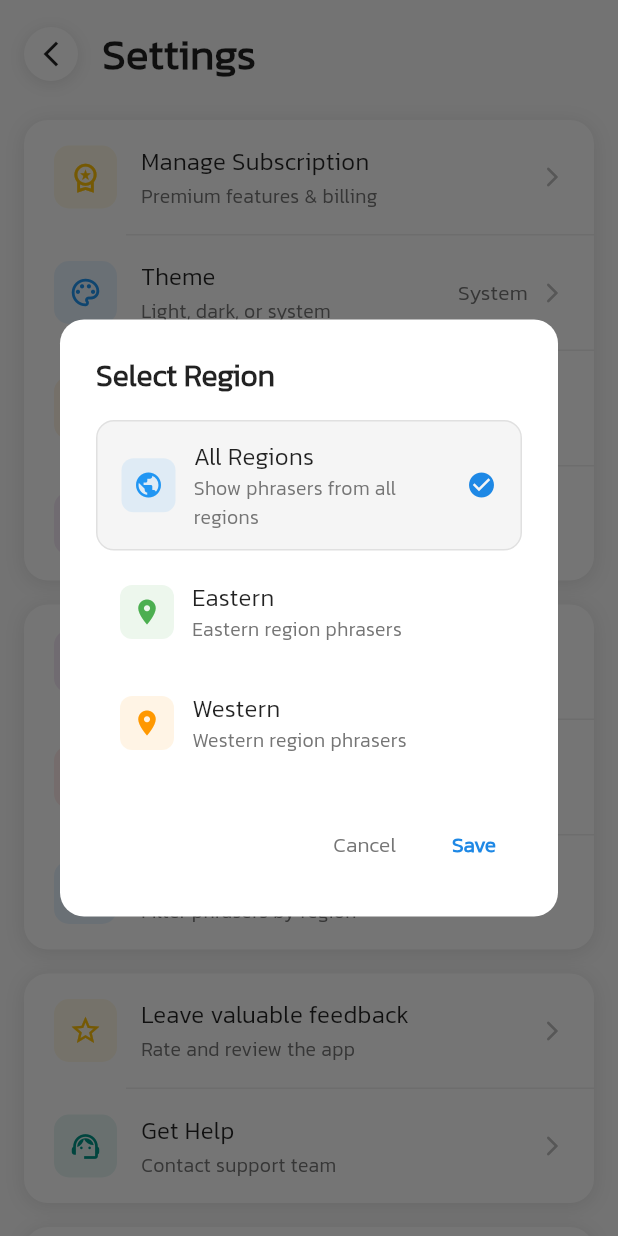
After one commit to dantechu/phraser, a Flutter app: the SettingsScreen screen opened by its route, after a tap on "Region", on a phone screen of 412 x 824 dp. The commit adds this screen. Run offline on Flutter 3.47's test engine with Material 3 defaults, Android fonts, the phone set to English and light mode, and no system bars; our stand-ins replace cached_network_image, carousel_slider, cloud_firestore, device_info_plus, dio, firebase_analytics and 25 more; missing offline and left inert: colorful_safe_area, flutter_email_sender, in_app_purchase_android, in_app_purchase_storekit, modal_progress_hud_alt, rate_my_app and 1 more; accounts and stored records are empty; generated files the repository leaves out were written again; network calls fail.

Commit message:
Regions added in the settings

```diff
--- a/phraser/lib/screens/settings/settings_screen.dart
+++ b/phraser/lib/screens/settings/settings_screen.dart
@@ -8,6 +8,8 @@ import 'package:phraser/consts/const_strings.dart';
 import 'package:phraser/helper/navigation_helper.dart';
 import 'package:phraser/screens/favorites_screen/favorites_screen.dart';
 import 'package:phraser/screens/in_app_purchase/preimum_app_screen.dart';
+import 'package:phraser/widgets/region_selection_dialog.dart';
+import 'package:phraser/util/preferences_util.dart';
 import 'package:phraser/screens/notification_settings/free_notifications_settings.dart';
 import 'package:phraser/screens/notification_settings/notification_settings.dart';
 import 'package:phraser/screens/theme/AppThemeScreen.dart';
@@ -33,6 +35,7 @@ class _SettingsScreenState extends State<SettingsScreen> {
   String title = '';
   String timeZone = '';
   String themeTitle = '';
+  String regionTitle = '';
   int selectedIndex = 0;
   late RateMyApp rateMyApp;
 
@@ -65,6 +68,10 @@ class _SettingsScreenState extends State<SettingsScreen> {
 
     // Load current theme from ThemeController
     final currentTheme = ThemeController().themeMode;
+
+    // Load current region
+    final currentRegion = PreferencesUtil.getSelectedRegion();
+
     setState(() {
       switch (currentTheme) {
         case ThemeMode.light:
@@ -76,6 +83,13 @@ class _SettingsScreenState extends State<SettingsScreen> {
         case ThemeMode.system:
           themeTitle = 'System';
           break;
+      }
+
+      // Set region title
+      if (currentRegion == null || currentRegion.isEmpty) {
+        regionTitle = 'All Regions';
+      } else {
+        regionTitle = currentRegion;
       }
     });
   }
@@ -211,6 +225,21 @@ class _SettingsScreenState extends State<SettingsScreen> {
                     title: 'Favorites',
                     subtitle: 'Your saved phrasers',
                     onTap: () => NavigationHelper.pushRoute(context, const FavoritesScreen()),
+                  ),
+                  _buildSettingTile(
+                    context,
+                    icon: Icons.public,
+                    iconColor: Colors.blue,
+                    title: 'Region',
+                    subtitle: 'Filter phrasers by region',
+                    trailing: Text(
+                      regionTitle,
+                      style: TextStyle(
+                        color: isDark ? Colors.grey[400] : Colors.grey[600],
+                        fontSize: 14,
+                      ),
+                    ),
+                    onTap: () => _showRegionDialog(context),
                     isLast: true,
                   ),
                 ],
@@ -335,6 +364,28 @@ class _SettingsScreenState extends State<SettingsScreen> {
 
   void _navigateToThemes() {
     Get.toNamed(RouteHelper.phraserThemeListScreen);
+  }
+
+  void _showRegionDialog(BuildContext context) {
+    final currentRegion = PreferencesUtil.getSelectedRegion();
+
+    showDialog(
+      context: context,
+      builder: (BuildContext context) {
+        return RegionSelectionDialog(
+          currentRegion: currentRegion,
+          onRegionSelected: (selectedRegion) {
+            setState(() {
+              if (selectedRegion == null || selectedRegion.isEmpty) {
+                regionTitle = 'All Regions';
+              } else {
+                regionTitle = selectedRegion;
+              }
+            });
+          },
+        );
+      },
+    );
   }
 
   void _showThemeDialog(BuildContext context) {
--- a/phraser/lib/services/view_model/categories_list_view_model.dart
+++ b/phraser/lib/services/view_model/categories_list_view_model.dart
@@ -69,7 +69,16 @@ class CategoriesListViewModel extends GetxController {
 
   void getCategories() async{
     try{
-      var response = await Dio().get(ConstantURls.kGetCategories);
+      // Get the selected region from preferences
+      String? selectedRegion = Preferences.instance.selectedRegion;
+      String regionParam = '';
+
+      // If region is selected and not empty, add it to the URL
+      if (selectedRegion != null && selectedRegion.isNotEmpty) {
+        regionParam = '&region=$selectedRegion';
+      }
+
+      var response = await Dio().get(ConstantURls.kGetCategories + regionParam);
       if (response.statusCode == 200) {
         CategoriesListModel categoriesListModel = CategoriesListModel.fromJson(response.data);
         testPrint('categories length: ${categoriesListModel.categories.length}');
@@ -88,7 +97,16 @@ class CategoriesListViewModel extends GetxController {
   }
   void getSectionsList() async{
     try{
-      var response = await Dio().get(ConstantURls.kGetSections);
+      // Get the selected region from preferences
+      String? selectedRegion = Preferences.instance.selectedRegion;
+      String regionParam = '';
+
+      // If region is selected and not empty, add it to the URL
+      if (selectedRegion != null && selectedRegion.isNotEmpty) {
+        regionParam = '&region=$selectedRegion';
+      }
+
+      var response = await Dio().get(ConstantURls.kGetSections + regionParam);
       if (response.statusCode == 200) {
         SectionList sectionList = SectionList.fromJson(response.data);
         testPrint('Sections length: ${sectionList.categorySections.length}');
@@ -105,7 +123,16 @@ class CategoriesListViewModel extends GetxController {
 
   void getPhrasersByCategory(String id) async{
     try{
-      var response = await Dio().get(ConstantURls.kGetPhrasersByCategory+'$id&region=Eastern');
+      // Get the selected region from preferences
+      String? selectedRegion = Preferences.instance.selectedRegion;
+      String regionParam = '';
+
+      // If region is selected and not empty, add it to the URL
+      if (selectedRegion != null && selectedRegion.isNotEmpty) {
+        regionParam = '&region=$selectedRegion';
+      }
+
+      var response = await Dio().get(ConstantURls.kGetPhrasersByCategory+'$id$regionParam');
       if (response.statusCode == 200) {
         print('single category list quotes: ${response.statusCode}');
         PhrasersListModel listModel = PhrasersListModel.fromJson(response.data);
--- /dev/null
+++ b/phraser/lib/util/preferences_util.dart
@@ -0,0 +1,60 @@
+import 'package:phraser/util/preferences.dart';
+
+class PreferencesUtil {
+
+  static Future<void> setSelectedRegion(String? region) async {
+    Preferences.instance.selectedRegion = region;
+  }
+
+  static String? getSelectedRegion() {
+    return Preferences.instance.selectedRegion;
+  }
+
+  static Future<void> setIsPremiumApp(bool value) async {
+    Preferences.instance.isPremiumApp = value;
+  }
+
+  static bool getIsPremiumApp() {
+    return Preferences.instance.isPremiumApp;
+  }
+
+  static Future<void> setCurrentMood(String? mood) async {
+    Preferences.instance.currentMood = mood;
+  }
+
+  static String? getCurrentMood() {
+    return Preferences.instance.currentMood;
+  }
+
+  static Future<void> setCurrentMoodIntensity(String? intensity) async {
+    Preferences.instance.currentMoodIntensity = intensity;
+  }
+
+  static String? getCurrentMoodIntensity() {
+    return Preferences.instance.currentMoodIntensity;
+  }
+
+  static Future<void> setMoodFilterEnabled(bool enabled) async {
+    Preferences.instance.isMoodFilterEnabled = enabled;
+  }
+
+  static bool getMoodFilterEnabled() {
+    return Preferences.instance.isMoodFilterEnabled;
+  }
+
+  static Future<void> setCurrentPhraserPosition(int position) async {
+    Preferences.instance.currentPhraserPosition = position;
+  }
+
+  static int getCurrentPhraserPosition() {
+    return Preferences.instance.currentPhraserPosition;
+  }
+
+  static Future<void> setTextThemePosition(int position) async {
+    Preferences.instance.textThemePosition = position;
+  }
+
+  static int getTextThemePosition() {
+    return Preferences.instance.textThemePosition;
+  }
+}
--- /dev/null
+++ b/phraser/lib/widgets/region_selection_dialog.dart
@@ -0,0 +1,191 @@
+import 'package:flutter/material.dart';
+import 'package:phraser/util/preferences_util.dart';
+
+class RegionSelectionDialog extends StatefulWidget {
+  final String? currentRegion;
+  final Function(String?) onRegionSelected;
+
+  const RegionSelectionDialog({
+    Key? key,
+    this.currentRegion,
+    required this.onRegionSelected,
+  }) : super(key: key);
+
+  @override
+  _RegionSelectionDialogState createState() => _RegionSelectionDialogState();
+}
+
+class _RegionSelectionDialogState extends State<RegionSelectionDialog> {
+  String? selectedRegion;
+
+  @override
+  void initState() {
+    super.initState();
+    selectedRegion = widget.currentRegion;
+  }
+
+  @override
+  Widget build(BuildContext context) {
+    final isDark = Theme.of(context).brightness == Brightness.dark;
+
+    return AlertDialog(
+      backgroundColor: isDark ? Colors.grey[850] : Colors.white,
+      shape: RoundedRectangleBorder(
+        borderRadius: BorderRadius.circular(16),
+      ),
+      title: Text(
+        'Select Region',
+        style: TextStyle(
+          color: isDark ? Colors.white : Colors.black87,
+          fontSize: 20,
+          fontWeight: FontWeight.w600,
+        ),
+      ),
+      content: Column(
+        mainAxisSize: MainAxisSize.min,
+        children: [
+          _buildRegionOption(
+            context,
+            'All Regions',
+            'Show phrasers from all regions',
+            Icons.public,
+            Colors.blue,
+            selectedRegion == null || selectedRegion == '',
+            () => _selectRegion(''),
+          ),
+          const SizedBox(height: 8),
+          _buildRegionOption(
+            context,
+            'Eastern',
+            'Eastern region phrasers',
+            Icons.location_on,
+            Colors.green,
+            selectedRegion == 'Eastern',
+            () => _selectRegion('Eastern'),
+          ),
+          const SizedBox(height: 8),
+          _buildRegionOption(
+            context,
+            'Western',
+            'Western region phrasers',
+            Icons.location_on,
+            Colors.orange,
+            selectedRegion == 'Western',
+            () => _selectRegion('Western'),
+          ),
+        ],
+      ),
+      actions: [
+        TextButton(
+          onPressed: () => Navigator.of(context).pop(),
+          child: Text(
+            'Cancel',
+            style: TextStyle(
+              color: isDark ? Colors.grey[400] : Colors.grey[600],
+            ),
+          ),
+        ),
+        TextButton(
+          onPressed: () async {
+            await PreferencesUtil.setSelectedRegion(selectedRegion ?? '');
+            widget.onRegionSelected(selectedRegion);
+            Navigator.of(context).pop();
+          },
+          child: Text(
+            'Save',
+            style: TextStyle(
+              color: isDark ? Colors.blue[400] : Colors.blue[600],
+              fontWeight: FontWeight.w600,
+            ),
+          ),
+        ),
+      ],
+    );
+  }
+
+  void _selectRegion(String region) {
+    setState(() {
+      selectedRegion = region.isEmpty ? '' : region;
+    });
+  }
+
+  Widget _buildRegionOption(
+    BuildContext context,
+    String title,
+    String subtitle,
+    IconData icon,
+    Color iconColor,
+    bool isSelected,
+    VoidCallback onTap,
+  ) {
+    final isDark = Theme.of(context).brightness == Brightness.dark;
+
+    return Material(
+      color: Colors.transparent,
+      child: InkWell(
+        onTap: onTap,
+        borderRadius: BorderRadius.circular(12),
+        child: Container(
+          padding: const EdgeInsets.symmetric(horizontal: 16, vertical: 12),
+          decoration: BoxDecoration(
+            color: isSelected
+                ? (isDark ? Colors.grey[700] : Colors.grey[100])
+                : Colors.transparent,
+            borderRadius: BorderRadius.circular(12),
+            border: isSelected
+                ? Border.all(
+                    color: isDark ? Colors.grey[600]! : Colors.grey[300]!,
+                    width: 1,
+                  )
+                : null,
+          ),
+          child: Row(
+            children: [
+              Container(
+                padding: const EdgeInsets.all(8),
+                decoration: BoxDecoration(
+                  color: iconColor.withOpacity(0.1),
+                  borderRadius: BorderRadius.circular(8),
+                ),
+                child: Icon(
+                  icon,
+                  size: 20,
+                  color: iconColor,
+                ),
+              ),
+              const SizedBox(width: 12),
+              Expanded(
+                child: Column(
+                  crossAxisAlignment: CrossAxisAlignment.start,
+                  children: [
+                    Text(
+                      title,
+                      style: TextStyle(
+                        fontSize: 16,
+                        fontWeight: FontWeight.w500,
+                        color: isDark ? Colors.white : Colors.black87,
+                      ),
+                    ),
+                    Text(
+                      subtitle,
+                      style: TextStyle(
+                        fontSize: 13,
+                        color: isDark ? Colors.grey[400] : Colors.grey[600],
+                      ),
+                    ),
+                  ],
+                ),
+              ),
+              if (isSelected)
+                Icon(
+                  Icons.check_circle,
+                  color: isDark ? Colors.blue[400] : Colors.blue[600],
+                  size: 20,
+                ),
+            ],
+          ),
+        ),
+      ),
+    );
+  }
+}
```
